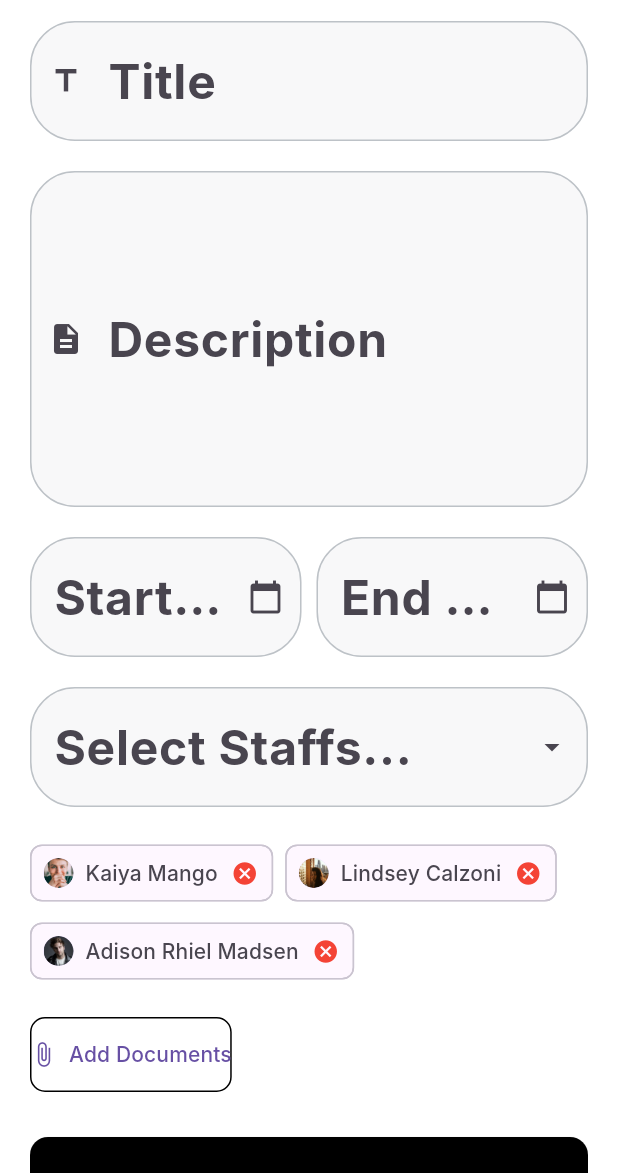
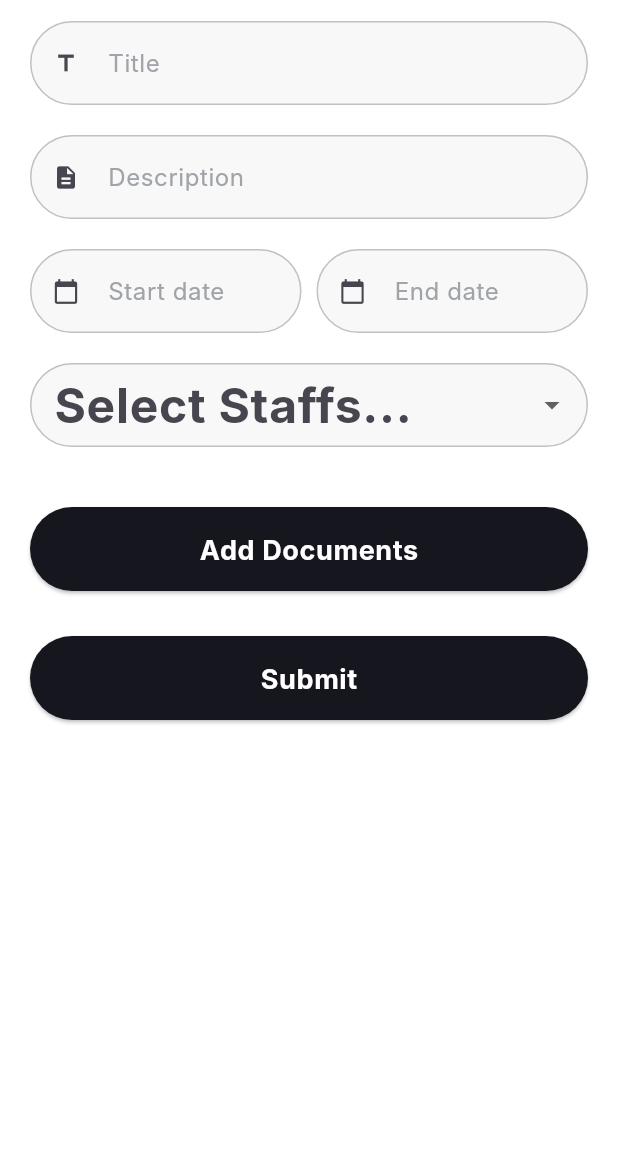
Before and after one commit to altezzai/acadobs, a Flutter app: the HomePage screen opened directly, item 2 of the bottom bar chosen, after a tap on "Add Duty", on a phone screen of 412 x 824 dp, the part 63-1236 px from its top. Run offline on Flutter 3.47's test engine with Material 3 defaults, Android fonts, the phone set to English and light mode, and no system bars; Roboto replaces fonts that are missing (Inter).

Commit message:
button navigation and pages added (Report, Duties)

```diff
--- a/lib/screens/addDutyPage.dart
+++ b/lib/screens/addDutyPage.dart
@@ -1,6 +1,21 @@
 import 'package:flutter/material.dart';
+import 'package:school_app/widgets/custom_button.dart';
+import 'package:school_app/widgets/custom_textfield.dart';
 
-class AddDutyPage extends StatelessWidget {
+class AddDutyPage extends StatefulWidget {
+  @override
+  _AddDutyPageState createState() => _AddDutyPageState();
+}
+
+class _AddDutyPageState extends State<AddDutyPage> {
+  List<String> staffList = [
+    'Kaiya Mango',
+    'Lindsey Calzoni',
+    'Adison Rhiel Madsen'
+  ];
+  String? selectedStaff;
+  List<String> selectedStaffs = [];
+
   @override
   Widget build(BuildContext context) {
     return Scaffold(
@@ -31,112 +46,94 @@ class AddDutyPage extends StatelessWidget {
             crossAxisAlignment: CrossAxisAlignment.start,
             children: [
               // Title Input
-              TextField(
-                decoration: InputDecoration(
-                  labelText: 'Title',
-                  prefixIcon: Icon(Icons.title),
-                  border: OutlineInputBorder(
-                    borderRadius: BorderRadius.circular(10),
-                  ),
-                ),
+              CustomTextfield(
+                hintText: 'Title',
+                iconData: Icon(Icons.title),
               ),
               SizedBox(height: 20),
+
               // Description Input
-              TextField(
-                maxLines: 4,
-                decoration: InputDecoration(
-                  labelText: 'Description',
-                  prefixIcon: Icon(Icons.description),
-                  border: OutlineInputBorder(
-                    borderRadius: BorderRadius.circular(10),
-                  ),
-                ),
+              CustomTextfield(
+                hintText: 'Description',
+                iconData: Icon(Icons.description),
+                keyBoardtype: TextInputType.multiline,
               ),
               SizedBox(height: 20),
+
               // Date Inputs (Start and End Date)
               Row(
                 children: [
                   Expanded(
-                    child: TextField(
-                      decoration: InputDecoration(
-                        labelText: 'Start date',
-                        border: OutlineInputBorder(
-                          borderRadius: BorderRadius.circular(10),
-                        ),
-                        suffixIcon: Icon(Icons.calendar_today),
-                      ),
+                    child: CustomTextfield(
+                      hintText: 'Start date',
+                      iconData: Icon(Icons.calendar_today),
                     ),
                   ),
                   SizedBox(width: 10),
                   Expanded(
-                    child: TextField(
-                      decoration: InputDecoration(
-                        labelText: 'End date',
-                        border: OutlineInputBorder(
-                          borderRadius: BorderRadius.circular(10),
-                        ),
-                        suffixIcon: Icon(Icons.calendar_today),
-                      ),
+                    child: CustomTextfield(
+                      hintText: 'End date',
+                      iconData: Icon(Icons.calendar_today),
                     ),
                   ),
                 ],
               ),
               SizedBox(height: 20),
+
               // Select Staffs Dropdown
-              TextField(
+              DropdownButtonFormField<String>(
                 decoration: InputDecoration(
                   labelText: 'Select Staffs...',
                   border: OutlineInputBorder(
                     borderRadius: BorderRadius.circular(10),
                   ),
-                  suffixIcon: Icon(Icons.arrow_drop_down),
                 ),
+                value: selectedStaff,
+                icon: Icon(Icons.arrow_drop_down),
+                items: staffList.map((String staff) {
+                  return DropdownMenuItem<String>(
+                    value: staff,
+                    child: Text(staff),
+                  );
+                }).toList(),
+                onChanged: (newValue) {
+                  setState(() {
+                    selectedStaff = newValue;
+                    if (newValue != null &&
+                        !selectedStaffs.contains(newValue)) {
+                      selectedStaffs.add(newValue);
+                    }
+                  });
+                },
               ),
               SizedBox(height: 20),
+
               // Selected Staffs Display
               Wrap(
                 spacing: 8.0,
                 runSpacing: 4.0,
-                children: [
-                  _buildStaffChip('Kaiya Mango', 'assets/staff1.png'),
-                  _buildStaffChip('Lindsey Calzoni', 'assets/staff2.png'),
-                  _buildStaffChip('Adison Rhiel Madsen', 'assets/staff3.png'),
-                ],
+                children: selectedStaffs.map((staff) {
+                  return _buildStaffChip(staff);
+                }).toList(),
               ),
               SizedBox(height: 20),
+
               // Add Documents Button
-              OutlinedButton.icon(
+              CustomButton(
+                text: 'Add Documents',
                 onPressed: () {
                   // Handle document upload
                 },
-                icon: Icon(Icons.attach_file),
-                label: Text('Add Documents'),
-                style: OutlinedButton.styleFrom(
-                  padding: EdgeInsets.symmetric(vertical: 15),
-                  side: BorderSide(color: Colors.black),
-                  shape: RoundedRectangleBorder(
-                    borderRadius: BorderRadius.circular(10),
-                  ),
-                ),
               ),
               SizedBox(height: 30),
+
               // Submit Button
               Center(
-                child: ElevatedButton(
+                child: CustomButton(
+                  text: 'Submit',
                   onPressed: () {
                     // Handle form submission
                   },
-                  style: ElevatedButton.styleFrom(
-                    backgroundColor: Colors.black, // background color
-                    padding: EdgeInsets.symmetric(vertical: 20, horizontal: 30),
-                    shape: RoundedRectangleBorder(
-                      borderRadius: BorderRadius.circular(12),
-                    ),
-                  ),
-                  child: Text(
-                    'Submit',
-                    style: TextStyle(color: Colors.white, fontSize: 18),
-                  ),
                 ),
               ),
             ],
@@ -146,16 +143,15 @@ class AddDutyPage extends StatelessWidget {
     );
   }
 
-  // Build Staff Chip Widget with Image
-  Widget _buildStaffChip(String staffName, String avatarPath) {
+  // Build Staff Chip Widget with delete functionality
+  Widget _buildStaffChip(String staffName) {
     return Chip(
-      avatar: CircleAvatar(
-        backgroundImage: AssetImage(avatarPath),
-      ),
       label: Text(staffName),
       deleteIcon: Icon(Icons.cancel, color: Colors.red),
       onDeleted: () {
-        // Handle delete staff action
+        setState(() {
+          selectedStaffs.remove(staffName);
+        });
       },
     );
   }
--- a/lib/screens/duties.dart
+++ b/lib/screens/duties.dart
@@ -1,38 +1,41 @@
 import 'package:flutter/material.dart';
 import 'package:school_app/screens/addDutyPage.dart';
-import 'package:school_app/screens/home.dart'; // Import the HomePage class
 
-class DutiesPage extends StatelessWidget {
+class DutiesPage extends StatefulWidget {
+  @override
+  _DutiesPageState createState() => _DutiesPageState();
+}
+
+class _DutiesPageState extends State<DutiesPage> {
   @override
   Widget build(BuildContext context) {
-    // Get screen width and height
     double screenWidth = MediaQuery.of(context).size.width;
     double screenHeight = MediaQuery.of(context).size.height;
 
     return Scaffold(
       backgroundColor: Colors.white,
-      appBar: AppBar(
-        backgroundColor: Colors.transparent,
-        elevation: 0,
-        centerTitle: true,
-        title: Text(
-          'Duties',
-          style: TextStyle(
-            color: Colors.black,
-            fontWeight: FontWeight.bold,
-            fontSize: screenWidth * 0.06, // Responsive font size
-          ),
-        ),
-        actions: [
-          Padding(
-            padding: EdgeInsets.all(screenWidth * 0.02), // Responsive padding
-            child: CircleAvatar(
-              radius: screenWidth * 0.07, // Responsive radius
-              backgroundImage: AssetImage('assets/admin.png'),
-            ),
-          ),
-        ],
-      ),
+      // appBar: AppBar(
+      //   backgroundColor: Colors.transparent,
+      //   elevation: 0,
+      //   centerTitle: true,
+      //   title: Text(
+      //     'Duties',
+      //     style: TextStyle(
+      //       color: Colors.black,
+      //       fontWeight: FontWeight.bold,
+      //       fontSize: screenWidth * 0.06, // Responsive font size
+      //     ),
+      //   ),
+      //   actions: [
+      //     Padding(
+      //       padding: EdgeInsets.all(screenWidth * 0.02), // Responsive padding
+      //       child: CircleAvatar(
+      //         radius: screenWidth * 0.07, // Responsive radius
+      //         backgroundImage: AssetImage('assets/admin.png'),
+      //       ),
+      //     ),
+      //   ],
+      // ),
       body: SingleChildScrollView(
         // Wrap the body in a SingleChildScrollView
         child: Padding(
@@ -45,7 +48,7 @@ class DutiesPage extends StatelessWidget {
               Center(
                 child: ElevatedButton.icon(
                   style: ElevatedButton.styleFrom(
-                    backgroundColor: Colors.black, // background color
+                    backgroundColor: Colors.black, // Background color
                     padding: EdgeInsets.symmetric(
                         vertical: screenHeight * 0.03,
                         horizontal: screenWidth * 0.08),
@@ -107,48 +110,6 @@ class DutiesPage extends StatelessWidget {
           ),
         ),
       ),
-      bottomNavigationBar: BottomNavigationBar(
-        type: BottomNavigationBarType.fixed,
-        currentIndex: 1, // Set the currently selected index
-        selectedItemColor: Colors.black,
-        unselectedItemColor: Colors.grey,
-        iconSize: screenWidth * 0.07, // Responsive icon size
-        selectedFontSize: screenWidth * 0.04, // Responsive selected font size
-        unselectedFontSize:
-            screenWidth * 0.035, // Responsive unselected font size
-        onTap: (index) {
-          if (index == 0) {
-            Navigator.pushAndRemoveUntil(
-              context,
-              MaterialPageRoute(builder: (context) => HomePage()),
-              (route) => false,
-            );
-          }
-          // Handle other indices if needed
-        },
-        items: [
-          BottomNavigationBarItem(
-            icon: Icon(Icons.home),
-            label: 'Home',
-          ),
-          BottomNavigationBarItem(
-            icon: Icon(Icons.work_outline),
-            label: 'Duties',
-          ),
-          BottomNavigationBarItem(
-            icon: Icon(Icons.article_outlined),
-            label: 'Reports',
-          ),
-          BottomNavigationBarItem(
-            icon: Icon(Icons.notifications_outlined),
-            label: 'Notice',
-          ),
-          BottomNavigationBarItem(
-            icon: Icon(Icons.payment_outlined),
-            label: 'Payments',
-          ),
-        ],
-      ),
     );
   }
 
--- a/lib/screens/home.dart
+++ b/lib/screens/home.dart
@@ -1,6 +1,9 @@
 import 'package:flutter/material.dart';
-import 'package:school_app/screens/duties.dart';
-// Import the DutiesPage class
+import 'package:school_app/screens/duties.dart'; // Import DutiesPage class
+import 'package:school_app/screens/notice.dart'; // Import NoticePage class
+import 'package:school_app/screens/payment.dart'; // Import PaymentsPage class
+import 'package:school_app/screens/reports.dart'; // Import ReportsPage class
+import 'package:school_app/widgets/button_navigation.dart'; // Import CustomBottomNavigationBar widget
 
 class HomePage extends StatefulWidget {
   @override
@@ -9,42 +12,98 @@ class HomePage extends StatefulWidget {
 
 class _HomePageState extends State<HomePage> {
   int _selectedIndex = 0; // Track the selected index
+  final PageController _pageController =
+      PageController(); // PageController for PageView
 
+  // List of pages corresponding to the bottom navigation items
+  final List<Widget> _pages = [
+    HomeContentPage(), // Home content
+    DutiesPage(), // Duties page
+    ReportPage(), // Reports page
+    NoticePage(), // Notice page
+    PaymentsPage(), // Payments page
+  ];
+
+  // This method is called when a navigation item is tapped
   void _onItemTapped(int index) {
     setState(() {
-      _selectedIndex = index;
-      if (index == 1) {
-        Navigator.push(
-          context,
-          MaterialPageRoute(builder: (context) => DutiesPage()),
-        );
-      }
+      _selectedIndex = index; // Update the selected index to switch pages
+      _pageController.jumpToPage(index); // Navigate to the selected page
     });
   }
 
   @override
   Widget build(BuildContext context) {
-    // Get screen width and height
-    double screenWidth = MediaQuery.of(context).size.width;
-    double screenHeight = MediaQuery.of(context).size.height;
-    double textScaleFactor = MediaQuery.of(context).textScaleFactor;
-
     return Scaffold(
-      backgroundColor: Colors.grey[200],
+      backgroundColor: Colors.white,
       appBar: AppBar(
         backgroundColor: Colors.transparent,
         elevation: 0,
+        title: Center(
+          child: Text(
+            _getAppBarTitle(
+                _selectedIndex), // Update title based on selected page
+            style: TextStyle(
+              fontSize: 24.0, // Increase font size here
+              fontWeight: FontWeight.bold,
+              color: Colors.black,
+            ),
+          ),
+        ),
         actions: [
           Padding(
-            padding: EdgeInsets.all(screenWidth * 0.02), // Responsive padding
+            padding: EdgeInsets.all(16.0), // Static padding
             child: CircleAvatar(
-              radius: screenWidth * 0.05, // Responsive size for avatar
+              radius: 20.0, // Static radius for avatar
               backgroundImage: AssetImage('assets/admin.png'),
             ),
           ),
         ],
+        automaticallyImplyLeading: false, // Disable back arrow
       ),
-      body: Padding(
+      // PageView to switch between pages
+      body: PageView(
+        controller: _pageController,
+        onPageChanged: (index) {
+          setState(() {
+            _selectedIndex = index; // Update selected index on page change
+          });
+        },
+        children: _pages,
+      ),
+      bottomNavigationBar: CustomBottomNavigationBar(
+        selectedIndex: _selectedIndex, // Pass selected index
+        onItemTapped: _onItemTapped, // Pass function to handle taps
+      ),
+    );
+  }
+
+  // Method to get the AppBar title based on the selected index
+  String _getAppBarTitle(int index) {
+    switch (index) {
+      case 0:
+        return 'Home';
+      case 1:
+        return 'Duties';
+      case 2:
+        return 'Reports';
+      case 3:
+        return 'Notices';
+      case 4:
+        return 'Payments';
+      default:
+        return 'Home';
+    }
+  }
+}
+
+// Home content placeholder
+class HomeContentPage extends StatelessWidget {
+  @override
+  Widget build(BuildContext context) {
+    double screenWidth = MediaQuery.of(context).size.width;
+    double screenHeight = MediaQuery.of(context).size.height;
+    return Padding(
       padding: EdgeInsets.symmetric(horizontal: screenWidth * 0.05),
       child: Column(
         crossAxisAlignment: CrossAxisAlignment.start,
@@ -119,40 +178,6 @@ class _HomePageState extends State<HomePage> {
           ),
         ],
       ),
-      ),
-      bottomNavigationBar: BottomNavigationBar(
-        type: BottomNavigationBarType.fixed,
-        currentIndex: _selectedIndex, // Set the currently selected index
-        selectedItemColor: Colors.black,
-        unselectedItemColor: Colors.grey,
-        iconSize: screenWidth * 0.07, // Responsive icon size
-        selectedFontSize: screenWidth * 0.04, // Responsive selected font size
-        unselectedFontSize:
-            screenWidth * 0.035, // Responsive unselected font size
-        onTap: _onItemTapped, // Handle item taps
-        items: [
-          BottomNavigationBarItem(
-            icon: Icon(Icons.home),
-            label: 'Home',
-          ),
-          BottomNavigationBarItem(
-            icon: Icon(Icons.work_outline),
-            label: 'Duties',
-          ),
-          BottomNavigationBarItem(
-            icon: Icon(Icons.article_outlined),
-            label: 'Reports',
-          ),
-          BottomNavigationBarItem(
-            icon: Icon(Icons.notifications_outlined),
-            label: 'Notice',
-          ),
-          BottomNavigationBarItem(
-            icon: Icon(Icons.payment_outlined),
-            label: 'Payments',
-          ),
-        ],
-      ),
     );
   }
 }
--- /dev/null
+++ b/lib/screens/notice.dart
@@ -0,0 +1,10 @@
+import 'package:flutter/material.dart';
+
+class NoticePage extends StatelessWidget {
+  @override
+  Widget build(BuildContext context) {
+    return Scaffold(
+      body: Center(child: Text('Notice Page')),
+    );
+  }
+}
--- /dev/null
+++ b/lib/screens/payment.dart
@@ -0,0 +1,10 @@
+import 'package:flutter/material.dart';
+
+class PaymentsPage extends StatelessWidget {
+  @override
+  Widget build(BuildContext context) {
+    return Scaffold(
+      body: Center(child: Text('Payments Page')),
+    );
+  }
+}
--- /dev/null
+++ b/lib/screens/reports.dart
@@ -0,0 +1,113 @@
+import 'package:flutter/material.dart';
+
+class ReportPage extends StatelessWidget {
+  @override
+  Widget build(BuildContext context) {
+    return Scaffold(
+      backgroundColor: Colors.white,
+      body: Padding(
+        padding: const EdgeInsets.all(16.0),
+        child: Column(
+          children: [
+            ReportCard(
+              title: 'Payment Report',
+              icon: Icons.currency_rupee,
+              color: Colors.green,
+              onTap: () {
+                // Navigate to Payment Report page
+              },
+            ),
+            SizedBox(height: 16),
+            ReportCard(
+              title: 'Student Report',
+              icon: Icons.person_outline,
+              color: Colors.blue,
+              onTap: () {
+                // Navigate to Student Report page
+              },
+            ),
+            SizedBox(height: 16),
+            ReportCard(
+              title: 'Teacher Report',
+              icon: Icons.person_rounded,
+              color: Colors.brown,
+              onTap: () {
+                // Navigate to Teacher Report page
+              },
+            ),
+            SizedBox(height: 16),
+            ReportCard(
+              title: 'Class Report',
+              icon: Icons.school_outlined,
+              color: Colors.purple,
+              onTap: () {
+                // Navigate to Class Report page
+              },
+            ),
+          ],
+        ),
+      ),
+    );
+  }
+}
+
+class ReportCard extends StatelessWidget {
+  final String title;
+  final IconData icon;
+  final Color color;
+  final VoidCallback onTap;
+
+  const ReportCard({
+    Key? key,
+    required this.title,
+    required this.icon,
+    required this.color,
+    required this.onTap,
+  }) : super(key: key);
+
+  @override
+  Widget build(BuildContext context) {
+    return GestureDetector(
+      onTap: onTap,
+      child: Container(
+        padding: EdgeInsets.all(16),
+        decoration: BoxDecoration(
+          borderRadius: BorderRadius.circular(12),
+          border: Border.all(color: Colors.black12),
+        ),
+        child: Row(
+          children: [
+            Container(
+              padding: EdgeInsets.all(12),
+              decoration: BoxDecoration(
+                color: color,
+                borderRadius: BorderRadius.circular(8),
+              ),
+              child: Icon(
+                icon,
+                color: Colors.white,
+                size: 30,
+              ),
+            ),
+            SizedBox(width: 16),
+            Expanded(
+              child: Text(
+                title,
+                style: TextStyle(
+                  fontSize: 18,
+                  fontWeight: FontWeight.bold,
+                  color: Colors.black,
+                ),
+              ),
+            ),
+            Icon(
+              Icons.arrow_forward_ios,
+              color: Colors.black,
+              size: 20,
+            ),
+          ],
+        ),
+      ),
+    );
+  }
+}
--- /dev/null
+++ b/lib/widgets/button_navigation.dart
@@ -0,0 +1,50 @@
+import 'package:flutter/material.dart';
+
+class CustomBottomNavigationBar extends StatelessWidget {
+  final int selectedIndex;
+  final Function(int) onItemTapped;
+
+  CustomBottomNavigationBar({
+    required this.selectedIndex,
+    required this.onItemTapped,
+  });
+
+  @override
+  Widget build(BuildContext context) {
+    double screenWidth = MediaQuery.of(context).size.width;
+
+    return BottomNavigationBar(
+      type: BottomNavigationBarType.fixed,
+      currentIndex: selectedIndex,
+      selectedItemColor: Colors.black,
+      unselectedItemColor: Colors.grey,
+      iconSize: screenWidth * 0.07, // Responsive icon size
+      selectedFontSize: screenWidth * 0.04, // Responsive selected font size
+      unselectedFontSize:
+          screenWidth * 0.035, // Responsive unselected font size
+      onTap: onItemTapped,
+      items: [
+        BottomNavigationBarItem(
+          icon: Icon(Icons.home),
+          label: 'Home',
+        ),
+        BottomNavigationBarItem(
+          icon: Icon(Icons.work_outline),
+          label: 'Duties',
+        ),
+        BottomNavigationBarItem(
+          icon: Icon(Icons.article_outlined),
+          label: 'Reports',
+        ),
+        BottomNavigationBarItem(
+          icon: Icon(Icons.notifications_outlined),
+          label: 'Notice',
+        ),
+        BottomNavigationBarItem(
+          icon: Icon(Icons.payment_outlined),
+          label: 'Payments',
+        ),
+      ],
+    );
+  }
+}
```
Lines whose indentation alone changed are shown as unchanged.
